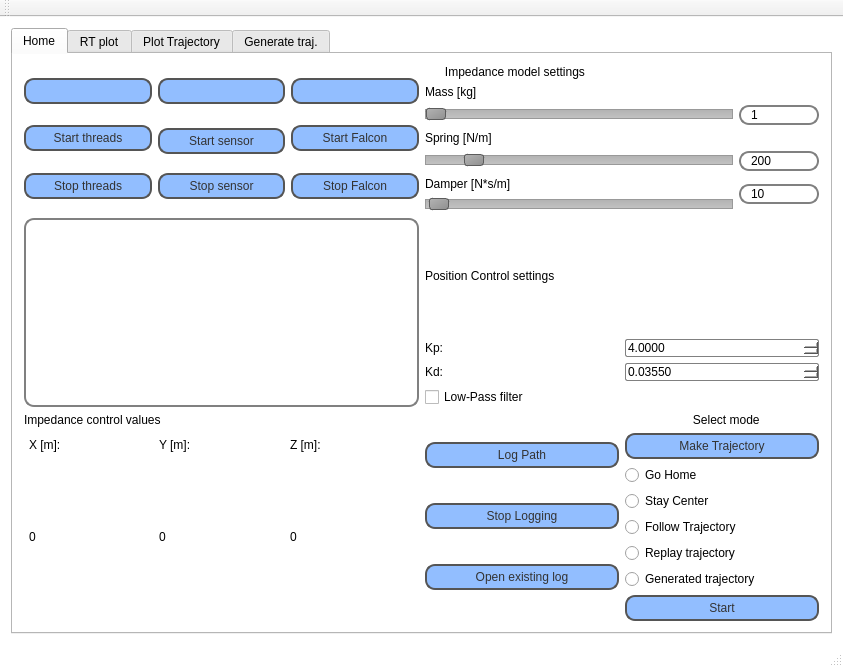
Before: the Qt Designer form FaaR/mainwindow.ui in ABC-iRobotics/iRob-FaaR, drawn with Qt 5.
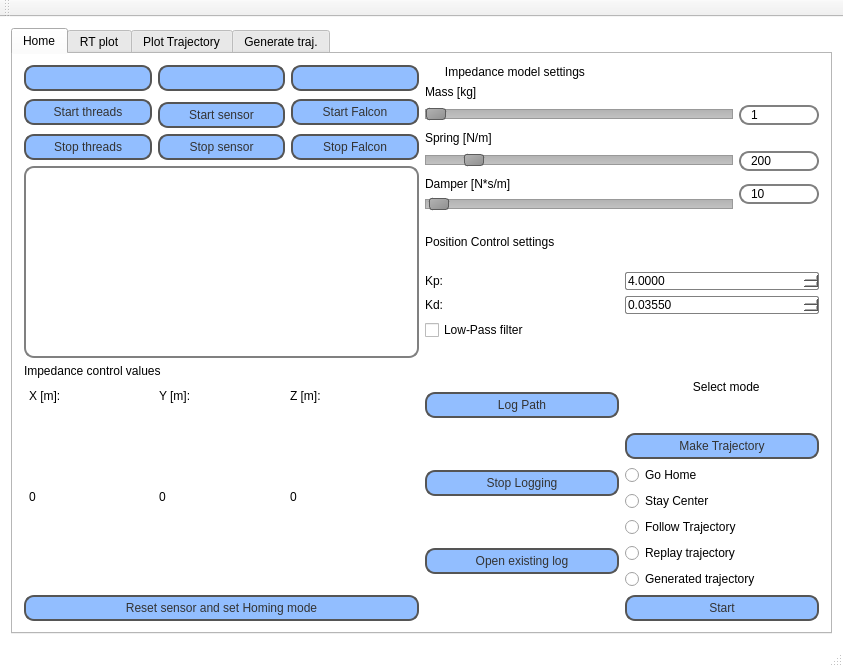
After: the same form once the commit is applied. Custom widgets are drawn as their Qt base class.

Commit message: gui update, extra button to reset iteration model

```diff
--- a/FaaR/mainwindow.ui
+++ b/FaaR/mainwindow.ui
@@ -185,124 +185,15 @@
        <attribute name="title">
         <string>Home</string>
        </attribute>
-       <layout class="QGridLayout" name="gridLayout_7">
-        <item row="0" column="0">
          <layout class="QGridLayout" name="gridLayout">
-          <item row="2" column="1">
-           <layout class="QHBoxLayout" name="horizontalLayout_5">
-            <property name="topMargin">
-             <number>5</number>
-            </property>
-            <item>
-             <widget class="QPushButton" name="startProgram">
-              <property name="text">
-               <string>Start sensor</string>
-              </property>
-              <property name="autoDefault">
-               <bool>true</bool>
-              </property>
-              <property name="default">
-               <bool>true</bool>
-              </property>
-             </widget>
-            </item>
-           </layout>
-          </item>
-          <item row="3" column="0">
-           <widget class="QPushButton" name="stopThreads">
-            <property name="text">
-             <string>Stop threads</string>
-            </property>
-            <property name="autoDefault">
-             <bool>true</bool>
-            </property>
-            <property name="default">
-             <bool>true</bool>
-            </property>
-           </widget>
-          </item>
-          <item row="3" column="1">
-           <widget class="QPushButton" name="stopProgram">
-            <property name="text">
-             <string>Stop sensor</string>
-            </property>
-            <property name="autoDefault">
-             <bool>true</bool>
-            </property>
-            <property name="default">
-             <bool>true</bool>
-            </property>
-           </widget>
-          </item>
-          <item row="3" column="2">
-           <widget class="QPushButton" name="stopFalcon">
-            <property name="text">
-             <string>Stop Falcon</string>
-            </property>
-            <property name="autoDefault">
-             <bool>true</bool>
-            </property>
-            <property name="default">
-             <bool>true</bool>
-            </property>
-           </widget>
-          </item>
-          <item row="1" column="1">
-           <widget class="QPushButton" name="SensoFeedback">
-            <property name="text">
-             <string/>
-            </property>
-           </widget>
-          </item>
-          <item row="1" column="2">
-           <widget class="QPushButton" name="FalconFeedback">
-            <property name="text">
-             <string/>
-            </property>
-           </widget>
-          </item>
-          <item row="2" column="2">
-           <widget class="QPushButton" name="startFalcon">
-            <property name="text">
-             <string>Start Falcon</string>
-            </property>
-            <property name="autoDefault">
-             <bool>true</bool>
-            </property>
-            <property name="default">
-             <bool>true</bool>
-            </property>
-           </widget>
-          </item>
-          <item row="1" column="0">
-           <widget class="QPushButton" name="ThreadFeedback">
-            <property name="text">
-             <string/>
-            </property>
-           </widget>
-          </item>
-          <item row="2" column="0">
-           <widget class="QPushButton" name="startThreads">
-            <property name="text">
-             <string>Start threads</string>
-            </property>
-            <property name="checkable">
-             <bool>false</bool>
-            </property>
-            <property name="autoDefault">
-             <bool>true</bool>
-            </property>
-            <property name="default">
-             <bool>true</bool>
-            </property>
-           </widget>
-          </item>
-         </layout>
-        </item>
         <item row="0" column="1">
-         <layout class="QVBoxLayout" name="verticalLayout_7">
+         <layout class="QVBoxLayout" name="verticalLayout_5">
           <item>
-           <widget class="QLabel" name="label_8">
+           <layout class="QVBoxLayout" name="verticalLayout_2">
+            <item>
+             <layout class="QVBoxLayout" name="ImpedanceAll">
+              <item>
+               <widget class="QLabel" name="Impedancelabel">
             <property name="text">
              <string>      Impedance model settings</string>
             </property>
@@ -452,13 +343,10 @@
           </item>
          </layout>
         </item>
-        <item row="1" column="0">
-         <widget class="QTextBrowser" name="writeOut"/>
-        </item>
-        <item row="1" column="1">
-         <layout class="QVBoxLayout" name="verticalLayout_6">
           <item>
-           <layout class="QVBoxLayout" name="verticalLayout_4">
+             <layout class="QVBoxLayout" name="PDALL">
+              <item>
+               <layout class="QVBoxLayout" name="PDALLWITHOUTLOWPASS">
             <item>
              <widget class="QLabel" name="label_7">
               <property name="text">
@@ -467,9 +355,9 @@
              </widget>
             </item>
             <item>
-             <layout class="QHBoxLayout" name="horizontalLayout">
+                 <layout class="QHBoxLayout" name="KPandKD">
               <item>
-               <layout class="QVBoxLayout" name="verticalLayout_2">
+                   <layout class="QVBoxLayout" name="KP_KD_label">
                 <item>
                  <widget class="QLabel" name="label_5">
                   <property name="text">
@@ -535,93 +423,12 @@
           </item>
          </layout>
         </item>
-        <item row="2" column="0">
-         <layout class="QGridLayout" name="gridLayout_5">
-          <item row="1" column="0">
-           <widget class="QLabel" name="label">
-            <property name="text">
-             <string>Impedance control values</string>
-            </property>
-           </widget>
-          </item>
-          <item row="2" column="0">
-           <layout class="QVBoxLayout" name="verticalLayout" stretch="0,1">
-            <property name="sizeConstraint">
-             <enum>QLayout::SetFixedSize</enum>
-            </property>
-            <property name="leftMargin">
-             <number>5</number>
-            </property>
-            <property name="topMargin">
-             <number>5</number>
-            </property>
-            <property name="rightMargin">
-             <number>5</number>
-            </property>
-            <property name="bottomMargin">
-             <number>5</number>
-            </property>
-            <item>
-             <layout class="QHBoxLayout" name="horizontalLayout_3">
-              <item>
-               <widget class="QLabel" name="label_4">
-                <property name="text">
-                 <string>X [m]:</string>
-                </property>
-               </widget>
-              </item>
-              <item>
-               <widget class="QLabel" name="label_12">
-                <property name="text">
-                 <string>Y [m]:</string>
-                </property>
-                <property name="buddy">
-                 <cstring>tabWidget</cstring>
-                </property>
-               </widget>
-              </item>
-              <item>
-               <widget class="QLabel" name="label_13">
-                <property name="text">
-                 <string>Z [m]:</string>
-                </property>
-               </widget>
-              </item>
              </layout>
             </item>
             <item>
-             <layout class="QHBoxLayout" name="horizontalLayout_4">
+           <layout class="QHBoxLayout" name="ModeButtonsAll">
               <item>
-               <widget class="QLabel" name="sensorX">
-                <property name="text">
-                 <string>0</string>
-                </property>
-               </widget>
-              </item>
-              <item>
-               <widget class="QLabel" name="sensorY">
-                <property name="text">
-                 <string>0</string>
-                </property>
-               </widget>
-              </item>
-              <item>
-               <widget class="QLabel" name="sensorZ">
-                <property name="text">
-                 <string>0</string>
-                </property>
-               </widget>
-              </item>
-             </layout>
-            </item>
-           </layout>
-          </item>
-         </layout>
-        </item>
-        <item row="2" column="1">
-         <layout class="QHBoxLayout" name="horizontalLayout_2">
-          <item>
-           <layout class="QVBoxLayout" name="verticalLayout_5">
+             <layout class="QVBoxLayout" name="LoggingLayout">
             <item>
              <widget class="QPushButton" name="startLogPath">
               <property name="text">
@@ -661,7 +468,7 @@
            </layout>
           </item>
           <item>
-           <layout class="QVBoxLayout" name="verticalLayout_8">
+             <layout class="QVBoxLayout" name="SelectModeAll">
             <property name="sizeConstraint">
              <enum>QLayout::SetFixedSize</enum>
             </property>
@@ -738,6 +545,222 @@
          </layout>
         </item>
        </layout>
+        </item>
+        <item row="0" column="0">
+         <layout class="QVBoxLayout" name="verticalLayout_4">
+          <item>
+           <layout class="QVBoxLayout" name="controlButtons_andTerminal">
+            <item>
+             <layout class="QGridLayout" name="controlButtonsAll">
+              <item row="2" column="1">
+               <layout class="QHBoxLayout" name="horizontalLayout_5">
+                <property name="topMargin">
+                 <number>5</number>
+                </property>
+                <item>
+                 <widget class="QPushButton" name="startProgram">
+                  <property name="text">
+                   <string>Start sensor</string>
+                  </property>
+                  <property name="autoDefault">
+                   <bool>true</bool>
+                  </property>
+                  <property name="default">
+                   <bool>true</bool>
+                  </property>
+                 </widget>
+                </item>
+               </layout>
+              </item>
+              <item row="3" column="0">
+               <widget class="QPushButton" name="stopThreads">
+                <property name="text">
+                 <string>Stop threads</string>
+                </property>
+                <property name="autoDefault">
+                 <bool>true</bool>
+                </property>
+                <property name="default">
+                 <bool>true</bool>
+                </property>
+               </widget>
+              </item>
+              <item row="3" column="1">
+               <widget class="QPushButton" name="stopProgram">
+                <property name="text">
+                 <string>Stop sensor</string>
+                </property>
+                <property name="autoDefault">
+                 <bool>true</bool>
+                </property>
+                <property name="default">
+                 <bool>true</bool>
+                </property>
+               </widget>
+              </item>
+              <item row="3" column="2">
+               <widget class="QPushButton" name="stopFalcon">
+                <property name="text">
+                 <string>Stop Falcon</string>
+                </property>
+                <property name="autoDefault">
+                 <bool>true</bool>
+                </property>
+                <property name="default">
+                 <bool>true</bool>
+                </property>
+               </widget>
+              </item>
+              <item row="1" column="1">
+               <widget class="QPushButton" name="SensoFeedback">
+                <property name="text">
+                 <string/>
+                </property>
+               </widget>
+              </item>
+              <item row="1" column="2">
+               <widget class="QPushButton" name="FalconFeedback">
+                <property name="text">
+                 <string/>
+                </property>
+               </widget>
+              </item>
+              <item row="2" column="2">
+               <widget class="QPushButton" name="startFalcon">
+                <property name="text">
+                 <string>Start Falcon</string>
+                </property>
+                <property name="autoDefault">
+                 <bool>true</bool>
+                </property>
+                <property name="default">
+                 <bool>true</bool>
+                </property>
+               </widget>
+              </item>
+              <item row="1" column="0">
+               <widget class="QPushButton" name="ThreadFeedback">
+                <property name="text">
+                 <string/>
+                </property>
+               </widget>
+              </item>
+              <item row="2" column="0">
+               <widget class="QPushButton" name="startThreads">
+                <property name="text">
+                 <string>Start threads</string>
+                </property>
+                <property name="checkable">
+                 <bool>false</bool>
+                </property>
+                <property name="autoDefault">
+                 <bool>true</bool>
+                </property>
+                <property name="default">
+                 <bool>true</bool>
+                </property>
+               </widget>
+              </item>
+             </layout>
+            </item>
+            <item>
+             <widget class="QTextBrowser" name="writeOut"/>
+            </item>
+           </layout>
+          </item>
+          <item>
+           <layout class="QGridLayout" name="ImpedancemodelAll">
+            <item row="1" column="0">
+             <widget class="QLabel" name="label">
+              <property name="text">
+               <string>Impedance control values</string>
+              </property>
+             </widget>
+            </item>
+            <item row="2" column="0">
+             <layout class="QVBoxLayout" name="verticalLayout" stretch="0,1">
+              <property name="sizeConstraint">
+               <enum>QLayout::SetFixedSize</enum>
+              </property>
+              <property name="leftMargin">
+               <number>5</number>
+              </property>
+              <property name="topMargin">
+               <number>5</number>
+              </property>
+              <property name="rightMargin">
+               <number>5</number>
+              </property>
+              <property name="bottomMargin">
+               <number>5</number>
+              </property>
+              <item>
+               <layout class="QHBoxLayout" name="impModLabel">
+                <item>
+                 <widget class="QLabel" name="label_4">
+                  <property name="text">
+                   <string>X [m]:</string>
+                  </property>
+                 </widget>
+                </item>
+                <item>
+                 <widget class="QLabel" name="label_12">
+                  <property name="text">
+                   <string>Y [m]:</string>
+                  </property>
+                  <property name="buddy">
+                   <cstring>tabWidget</cstring>
+                  </property>
+                 </widget>
+                </item>
+                <item>
+                 <widget class="QLabel" name="label_13">
+                  <property name="text">
+                   <string>Z [m]:</string>
+                  </property>
+                 </widget>
+                </item>
+               </layout>
+              </item>
+              <item>
+               <layout class="QHBoxLayout" name="impModCoords">
+                <item>
+                 <widget class="QLabel" name="sensorX">
+                  <property name="text">
+                   <string>0</string>
+                  </property>
+                 </widget>
+                </item>
+                <item>
+                 <widget class="QLabel" name="sensorY">
+                  <property name="text">
+                   <string>0</string>
+                  </property>
+                 </widget>
+                </item>
+                <item>
+                 <widget class="QLabel" name="sensorZ">
+                  <property name="text">
+                   <string>0</string>
+                  </property>
+                 </widget>
+                </item>
+               </layout>
+              </item>
+             </layout>
+            </item>
+            <item row="3" column="0">
+             <widget class="QPushButton" name="resetPosAndVel">
+              <property name="text">
+               <string>Reset sensor and set Homing mode</string>
+              </property>
+             </widget>
+            </item>
+           </layout>
+          </item>
+         </layout>
+        </item>
+       </layout>
       </widget>
       <widget class="QWidget" name="tab_2">
        <property name="styleSheet">
```
Left out of the diff: 16 changed lines with no effect on the pictures. Lines whose indentation alone changed are shown as unchanged. The commit also changes 7 other files.
